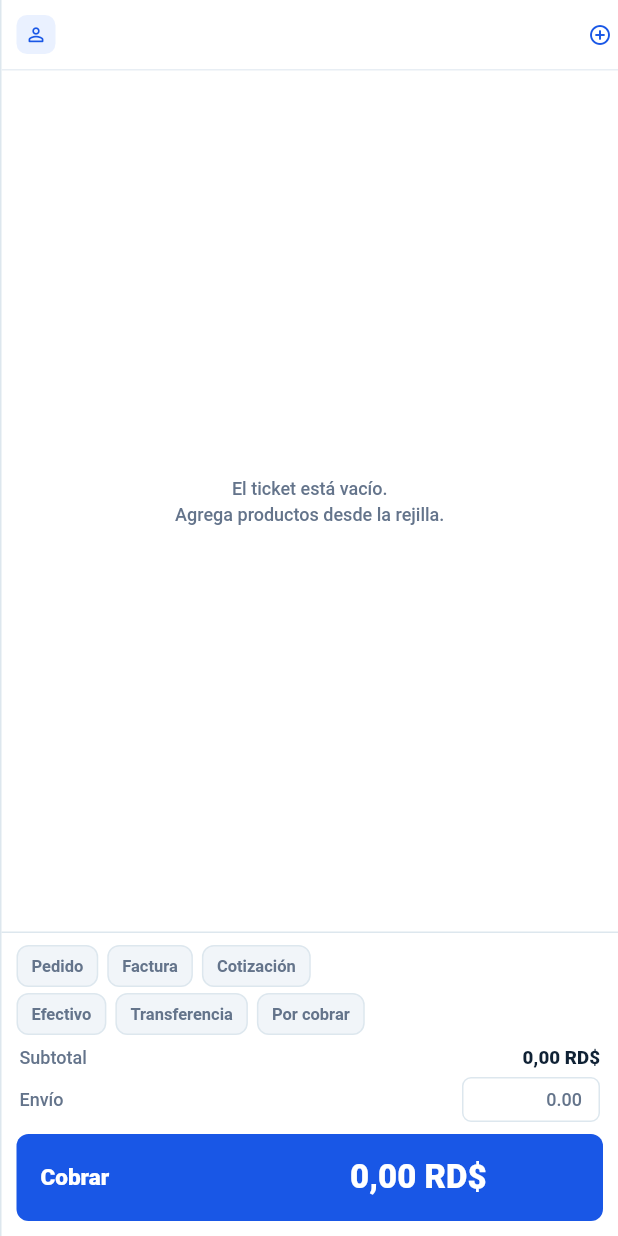
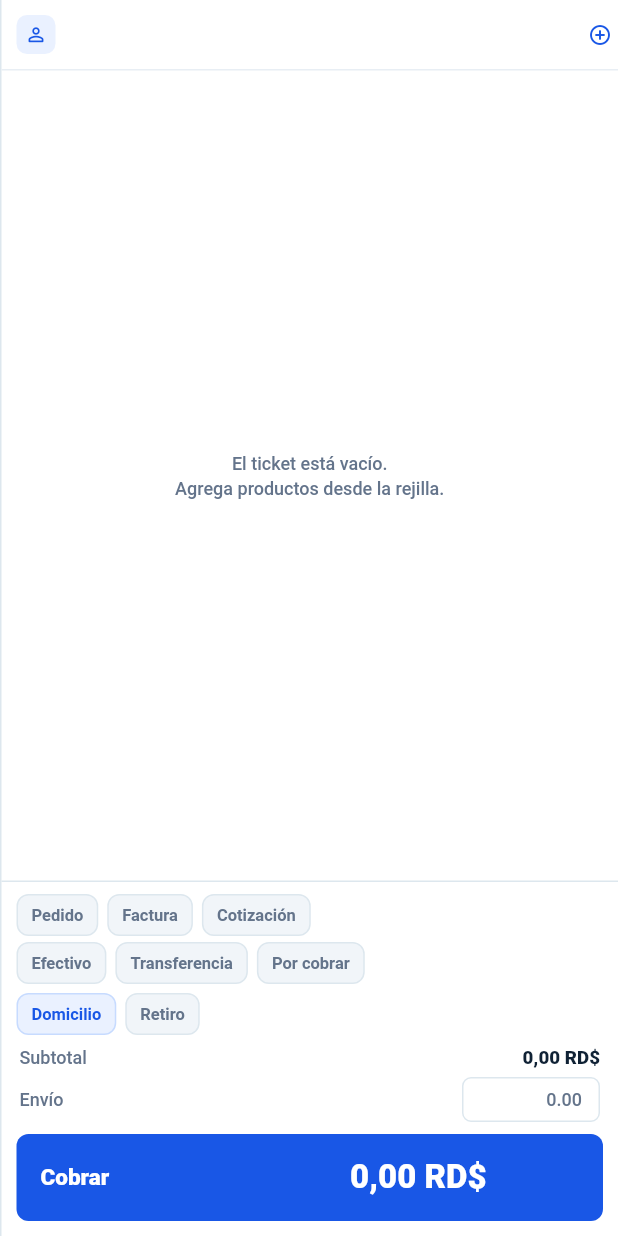
Before and after one commit to JUNIORPRUEVA/phytoemagrywed, a Flutter app: the PosCartPanel widget shown alone on an empty page, opened directly with empty values, on a phone screen of 412 x 824 dp. Run offline on Flutter 3.47's test engine with Material 3 defaults, Android fonts, the phone set to English and light mode, and no system bars; our stand-ins replace audioplayers, file_picker, flutter_map, flutter_secure_storage, latlong2, open_filex and 2 more; missing offline and left inert: record; accounts and stored records are empty; network calls fail; Roboto replaces fonts that are missing (Manrope).

Commit message:
feat(pos): categorias sobre la rejilla y cierre de venta completo
La columna de categorias pasa a una franja horizontal de pildoras con miniatura, justo debajo del buscador; la rejilla gana todo el ancho. El panel de venta incorpora lo que faltaba para cerrar una venta de verdad: Domicilio/Retiro, direccion de entrega (obligatoria solo a domicilio), notas y el boton con la etiqueta del modo (Crear pedido / Cobrar / Guardar cotizacion). El envio se redondea a pesos enteros porque el servidor lo exige asi: antes un envio con centimos provocaba 409 price_changed y la venta no se podia guardar. Tests actualizados.

```diff
--- a/apps/fulltech_crm/lib/features/pos_desktop/pos_cart_panel.dart
+++ b/apps/fulltech_crm/lib/features/pos_desktop/pos_cart_panel.dart
@@ -33,6 +33,11 @@ class PosCartPanel extends StatelessWidget {
     required this.onPaidChanged,
     required this.onDeliveryFeeChanged,
     required this.onCheckout,
+    this.deliveryMethod = 'delivery',
+    this.onDeliveryMethodChanged,
+    this.addressController,
+    this.notesController,
+    this.onAddressChanged,
   });
 
   final List<PosLine> lines;
@@ -51,6 +56,19 @@ class PosCartPanel extends StatelessWidget {
   final ValueChanged<bool> onPaidChanged;
   final ValueChanged<double> onDeliveryFeeChanged;
   final VoidCallback onCheckout;
+
+  /// `delivery` (a domicilio) o `pickup` (retiro en tienda).
+  final String deliveryMethod;
+  final ValueChanged<String>? onDeliveryMethodChanged;
+
+  /// Dirección de entrega: obligatoria para pedidos y facturas a domicilio.
+  final TextEditingController? addressController;
+
+  /// Notas del pedido (opcionales).
+  final TextEditingController? notesController;
+
+  /// Avisa de que cambió la dirección (para recalcular el borrador).
+  final VoidCallback? onAddressChanged;
 
   int get _subtotalCents =>
       lines.fold<int>(0, (sum, line) => sum + line.grossCents);
@@ -91,6 +109,7 @@ class PosCartPanel extends StatelessWidget {
           Divider(height: 1, color: p.border),
           _documentBar(context),
           _paymentBar(context),
+          _deliveryBar(context),
           _totalsBar(context),
           _checkoutBar(context),
         ],
@@ -294,6 +313,92 @@ class PosCartPanel extends StatelessWidget {
     );
   }
 
+  /// Entrega: domicilio o retiro, dirección y notas.
+  Widget _deliveryBar(BuildContext context) {
+    final p = PosPalette.of(context);
+    final t = p.text;
+    final domicilio = deliveryMethod != 'pickup';
+    return Padding(
+      padding: const EdgeInsets.fromLTRB(10, 0, 10, 6),
+      child: Column(
+        crossAxisAlignment: CrossAxisAlignment.stretch,
+        children: [
+          Wrap(
+            spacing: 6,
+            runSpacing: 6,
+            children: [
+              _chip(context, 'Domicilio', domicilio, () => onDeliveryMethodChanged?.call('delivery')),
+              _chip(context, 'Retiro', !domicilio, () => onDeliveryMethodChanged?.call('pickup')),
+            ],
+          ),
+          if (domicilio && addressController != null) ...[
+            const SizedBox(height: 6),
+            SizedBox(
+              height: 34,
+              child: TextField(
+                controller: addressController,
+                style: t.body,
+                decoration: InputDecoration(
+                  isDense: true,
+                  filled: false,
+                  hintText: 'Dirección de entrega',
+                  hintStyle: t.secondary,
+                  prefixIcon: Icon(Icons.place_outlined, size: 16, color: p.inkSecondary),
+                  prefixIconConstraints: const BoxConstraints(minWidth: 32, minHeight: 32),
+                  contentPadding: const EdgeInsets.symmetric(horizontal: 8, vertical: 8),
+                  border: OutlineInputBorder(
+                    borderRadius: BorderRadius.circular(6),
+                    borderSide: BorderSide(color: p.border),
+                  ),
+                  enabledBorder: OutlineInputBorder(
+                    borderRadius: BorderRadius.circular(6),
+                    borderSide: BorderSide(color: p.border),
+                  ),
+                  focusedBorder: OutlineInputBorder(
+                    borderRadius: BorderRadius.circular(6),
+                    borderSide: BorderSide(color: p.primary),
+                  ),
+                ),
+                onChanged: (_) => onAddressChanged?.call(),
+              ),
+            ),
+          ],
+          if (notesController != null) ...[
+            const SizedBox(height: 6),
+            SizedBox(
+              height: 32,
+              child: TextField(
+                controller: notesController,
+                style: t.body,
+                decoration: InputDecoration(
+                  isDense: true,
+                  filled: false,
+                  hintText: 'Notas del pedido (opcional)',
+                  hintStyle: t.secondary,
+                  prefixIcon: Icon(Icons.notes_rounded, size: 15, color: p.inkSecondary),
+                  prefixIconConstraints: const BoxConstraints(minWidth: 32, minHeight: 30),
+                  contentPadding: const EdgeInsets.symmetric(horizontal: 8, vertical: 7),
+                  border: OutlineInputBorder(
+                    borderRadius: BorderRadius.circular(6),
+                    borderSide: BorderSide(color: p.border),
+                  ),
+                  enabledBorder: OutlineInputBorder(
+                    borderRadius: BorderRadius.circular(6),
+                    borderSide: BorderSide(color: p.border),
+                  ),
+                  focusedBorder: OutlineInputBorder(
+                    borderRadius: BorderRadius.circular(6),
+                    borderSide: BorderSide(color: p.primary),
+                  ),
+                ),
+              ),
+            ),
+          ],
+        ],
+      ),
+    );
+  }
+
   Widget _totalsBar(BuildContext context) {
     final p = PosPalette.of(context);
     final t = p.text;
@@ -379,7 +484,14 @@ class PosCartPanel extends StatelessWidget {
                             color: p.onCheckout,
                           ),
                         )
-                      : Text('Cobrar', style: t.checkoutLabel),
+                      : Text(
+                          switch (mode) {
+                            'quote' => 'Guardar cotización',
+                            'order' => 'Crear pedido',
+                            _ => 'Cobrar',
+                          },
+                          style: t.checkoutLabel,
+                        ),
                   const SizedBox(width: 8),
                   const Spacer(),
                   Flexible(
```
Also changed, not shown: apps/fulltech_crm/lib/core/pos/pos_sale.dart (+9 -3 lines), apps/fulltech_crm/lib/features/pos_desktop/pos_category_rail.dart (+66 -84 lines), apps/fulltech_crm/lib/features/ventas/pos_screen.dart (+11 -5 lines), apps/fulltech_crm/docs/capturas-pos/pos-v12-light.png (added), 2 other files.
